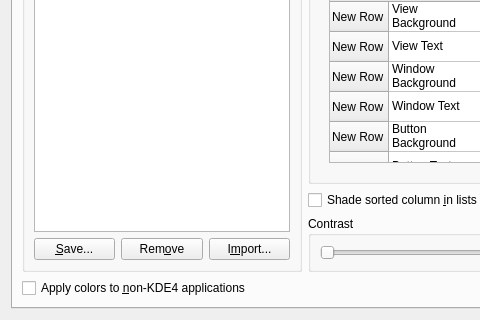
This is kcontrol/colors/colorsettings.ui in mgottschlag/kwin-tiling as Qt 5 draws it before an edit; both pictures show x 0 to 480 and y 135 to 455 of the 785 by 455 pixel window. The edited form follows.
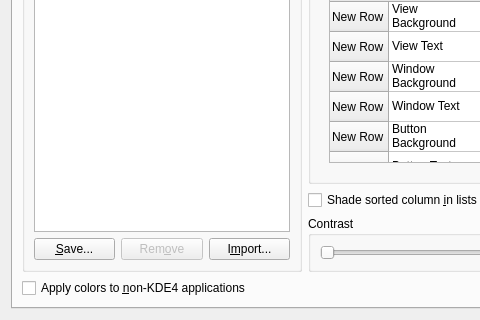
This is the edited form. Custom widgets are drawn as their Qt base class.

Commit message: remove scheme button enabled/disabled as per scheme file permissions, remove button functional, uses kio::netaccess::del

```diff
--- a/kcontrol/colors/colorsettings.ui
+++ b/kcontrol/colors/colorsettings.ui
@@ -51,6 +51,9 @@
           </item>
           <item row="1" column="1" >
            <widget class="QPushButton" name="schemeRemoveButton" >
+            <property name="enabled" >
+             <bool>false</bool>
+            </property>
             <property name="text" >
              <string>Rem&amp;ove</string>
             </property>
```
The commit also changes 3 other files.
